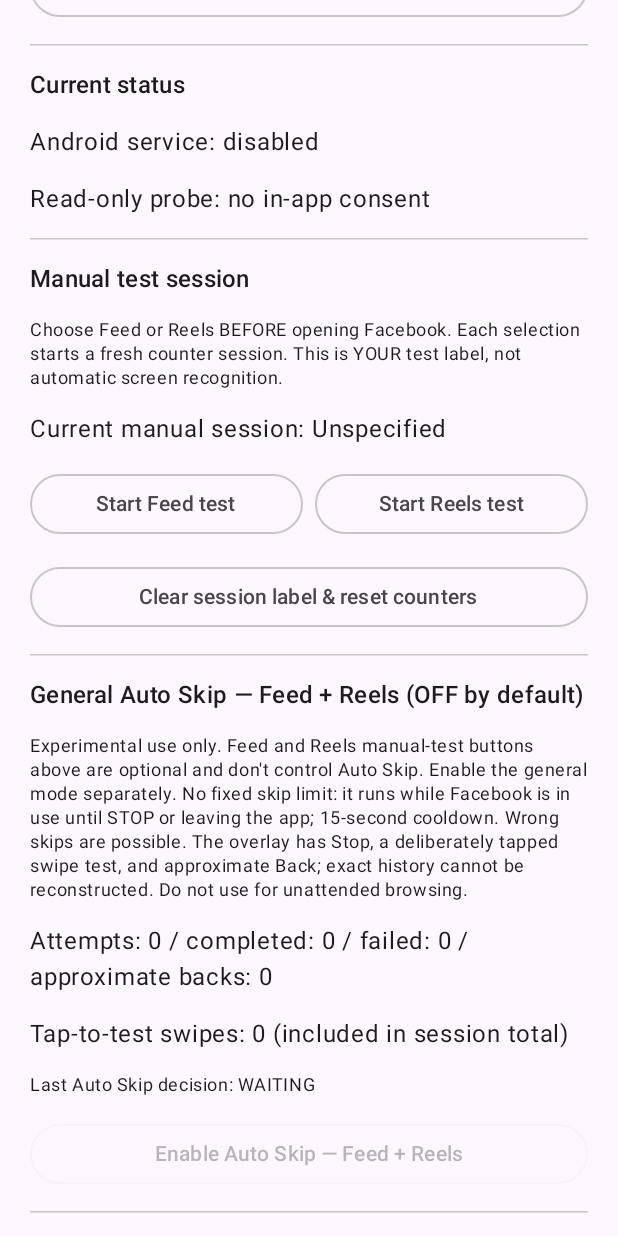
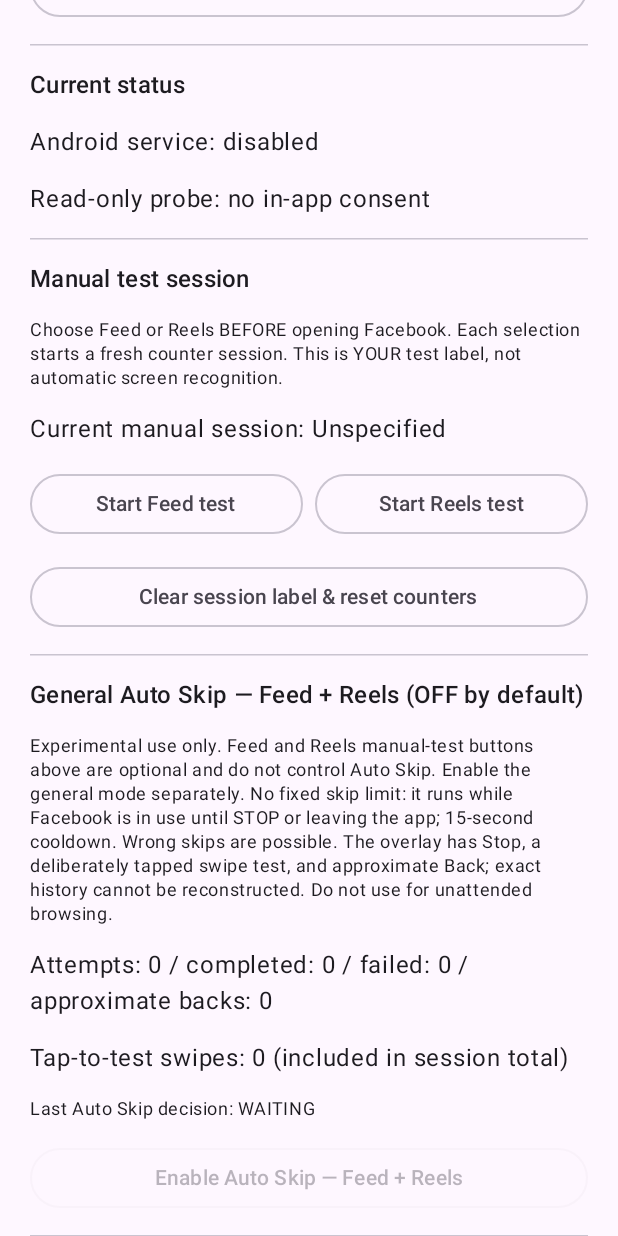
Before and after one commit to abdulrahmanal-saeed/FeedVeil, an Android app built with Jetpack Compose: the screen it shows after launch (MainActivity), scrolled down 576 dp, on a phone screen of 412 x 824 dp. Run offline under Robolectric (Android 15) with nearby library versions, the phone set to English and light mode, and no system bars.

Commit message:
fix(android): avoid unescaped apostrophe in general Auto Skip disclosure

```diff
--- a/app/src/main/res/values/strings.xml
+++ b/app/src/main/res/values/strings.xml
@@ -42,7 +42,7 @@
     <string name="manual_reels">Start Reels test</string>
     <string name="manual_unspecified">Clear session label &amp; reset counters</string>
     <string name="trial_heading">General Auto Skip — Feed + Reels (OFF by default)</string>
-    <string name="trial_important">Experimental use only. Feed and Reels manual-test buttons above are optional and don't control Auto Skip. Enable the general mode separately. No fixed skip limit: it runs while Facebook is in use until STOP or leaving the app; 15-second cooldown. Wrong skips are possible. The overlay has Stop, a deliberately tapped swipe test, and approximate Back; exact history cannot be reconstructed. Do not use for unattended browsing.</string>
+    <string name="trial_important">Experimental use only. Feed and Reels manual-test buttons above are optional and do not control Auto Skip. Enable the general mode separately. No fixed skip limit: it runs while Facebook is in use until STOP or leaving the app; 15-second cooldown. Wrong skips are possible. The overlay has Stop, a deliberately tapped swipe test, and approximate Back; exact history cannot be reconstructed. Do not use for unattended browsing.</string>
     <string name="trial_stats">Attempts: %1$d / completed: %2$d / failed: %3$d / approximate backs: %4$d</string>
     <string name="trial_start">Enable Auto Skip — Feed + Reels</string>
     <string name="trial_stop">Stop experimental Auto Skip</string>
```
